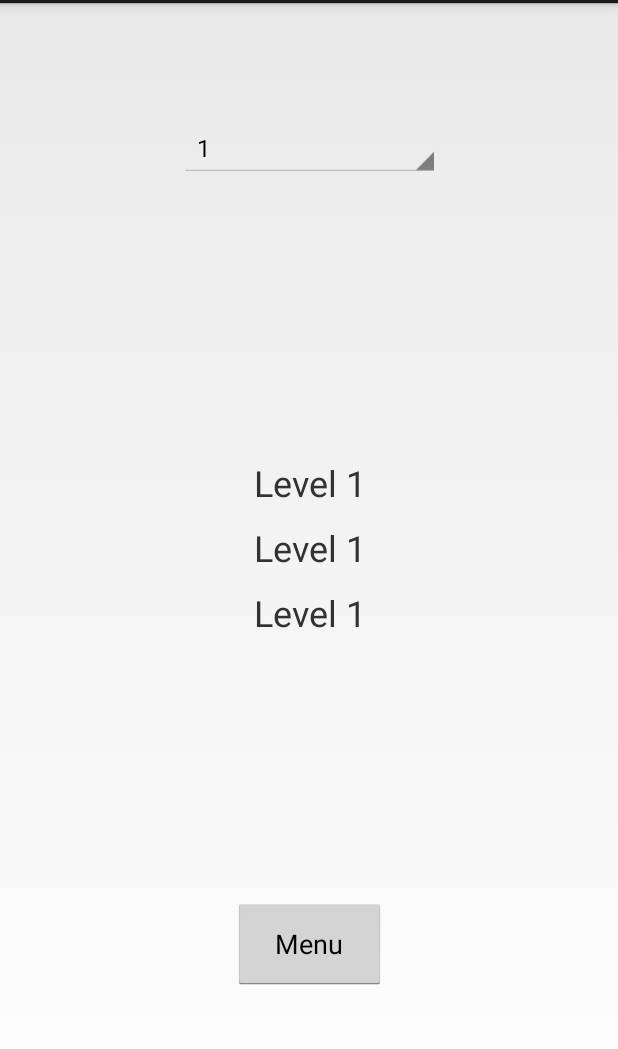
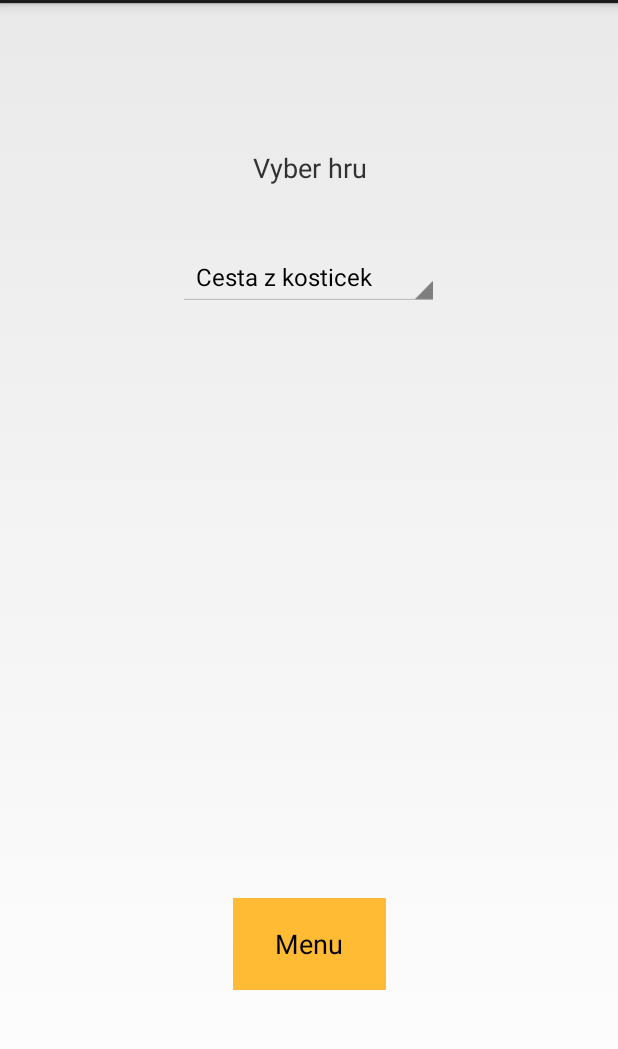
Before and after one commit to ldockal/BrainTrainerApp, an Android app: the screen it shows after launch (ScoreActivity), after a tap on "Celkove score", on a phone screen of 412 x 824 dp, the part 69-1118 px from its top. Run offline under Robolectric (Android 15) with nearby library versions, the phone set to English and light mode, and no system bars.

```diff
--- a/app/src/main/java/com/lukas_tamz/braintrainer/MiniGamesActivity.java
+++ b/app/src/main/java/com/lukas_tamz/braintrainer/MiniGamesActivity.java
@@ -47,11 +47,10 @@ public class MiniGamesActivity extends Activity {
         StringBuilder builder = new StringBuilder();
 
         for (GameInfo gameInfo : games) {
-            builder.append("id")
-                    .append(gameInfo.getId())
-                    .append("|")
+            builder.append(gameInfo.getId())
+                    .append("//")
                     .append(gameInfo.getTitle())
-                    .append("|")
+                    .append("//")
                     .append("::");
         }
 
--- a/app/src/main/java/com/lukas_tamz/braintrainer/ScoreActivity.java
+++ b/app/src/main/java/com/lukas_tamz/braintrainer/ScoreActivity.java
@@ -1,16 +1,21 @@
 package com.lukas_tamz.braintrainer;
 
 import android.app.Activity;
+import android.content.Context;
 import android.content.Intent;
 import android.os.Bundle;
-import android.view.TextureView;
 import android.view.View;
+import android.widget.AdapterView;
 import android.widget.ArrayAdapter;
 import android.widget.Spinner;
 import android.widget.TextView;
 
 import com.lukas_tamz.braintrainer.db.dao.api.ScoreDao;
 import com.lukas_tamz.braintrainer.db.dao.impl.ScoreDaoImpl;
+import com.lukas_tamz.braintrainer.db.entities.ScoreEntity;
+import com.lukas_tamz.braintrainer.holders.ConstantsHolder;
+import com.lukas_tamz.braintrainer.models.SimpleObject;
+import com.lukas_tamz.braintrainer.utils.SharedPreferenceHelper;
 
 import java.util.ArrayList;
 import java.util.List;
@@ -20,28 +25,55 @@ public class ScoreActivity extends Activity {
     private Spinner gamesSpinner;
     private List<TextView> scorePositions;
     private ScoreDao scoreDao;
+    private SharedPreferenceHelper preferenceHelper;
+    private List<SimpleObject<Integer>> games;
+
 
     @Override
     protected void onCreate(Bundle savedInstanceState) {
         super.onCreate(savedInstanceState);
         setContentView(R.layout.activity_score);
 
+        preferenceHelper = new SharedPreferenceHelper(this, ConstantsHolder.GAMES_PREF_NAMES, Context.MODE_PRIVATE);
         scoreDao = new ScoreDaoImpl(getApplicationContext());
-
-        List<String> games = new ArrayList<>();
-
-        games.add("1");
-        games.add("2");
-        games.add("3");
 
         loadComponents();
 
-        initSpinner(games);
+        games = new ArrayList<>();
+
+        String gameCompresStr = preferenceHelper.getSharedPreferenceString(ConstantsHolder.GAMES_PREF_NAMES_KEY, "");
+
+        if (!gameCompresStr.equals("")) {
+            String gamesNamesithId[] = gameCompresStr.split("::");
+
+            for (int i = 0; i < gamesNamesithId.length; i++) {
+                String x[] = gamesNamesithId[i].split("//");
+                SimpleObject<Integer> gameObj = new SimpleObject<>();
+                gameObj.setId(Integer.parseInt(x[0]));
+                gameObj.setName(x[1]);
+                games.add(gameObj);
+
+            }
+        }
+
+        initSpinner(getListOfNamesForSpinner());
+    }
+
+    private List<String> getListOfNamesForSpinner() {
+        List<String> gameNames = new ArrayList<>();
+
+        if (games.size() > 0) {
+            for (SimpleObject simpleObject : games) {
+                gameNames.add(simpleObject.getName());
+            }
+        }
+
+        return gameNames;
     }
 
     private void initSpinner(List<String> games) {
         ArrayAdapter<String> spinnerArrayAdapter = new ArrayAdapter<>(this, android.R.layout.simple_spinner_item, games);
-        spinnerArrayAdapter.setDropDownViewResource(android.R.layout.simple_spinner_dropdown_item); // The drop down vieww
+        spinnerArrayAdapter.setDropDownViewResource(android.R.layout.simple_spinner_dropdown_item); // The drop down view
         gamesSpinner.setAdapter(spinnerArrayAdapter);
     }
 
@@ -62,5 +94,33 @@ public class ScoreActivity extends Activity {
         scorePositions.add(textView3);
 
         gamesSpinner = findViewById(R.id.gamesSpinner);
+
+        gamesSpinner.setOnItemSelectedListener(new AdapterView.OnItemSelectedListener() {
+            @Override
+            public void onItemSelected(AdapterView<?> parent, View view, int position, long id) {
+                SimpleObject<Integer> simpleObject = games.get(position);
+                List<ScoreEntity> scoreEntities = scoreDao.getScoresByGameId(simpleObject.getId());
+
+                int pos = 0;
+                for (TextView textView : scorePositions) {
+
+                    if (scoreEntities.size() == 0){
+                      textView.setText("");
+                    }
+                    else if (pos < scoreEntities.size()) {
+                        String text = "Level: " + scoreEntities.get(pos).getScore();
+                        textView.setText(text);
+                        pos++;
+                    } else {
+                        break;
+                    }
+                }
+            }
+
+            @Override
+            public void onNothingSelected(AdapterView<?> parent) {
+
+            }
+        });
     }
 }
--- a/app/src/main/java/com/lukas_tamz/braintrainer/SettingsActivity.java
+++ b/app/src/main/java/com/lukas_tamz/braintrainer/SettingsActivity.java
@@ -38,7 +38,7 @@ public class SettingsActivity extends Activity {
 
                 preferenceHelper.setSharedPreferenceBoolean(ConstantsHolder.SETTINGS_PREF_VIBRATION, vibration);
 
-                Intent intent = new Intent(getApplicationContext(), MiniGamesActivity.class);
+                Intent intent = new Intent(getApplicationContext(), MainActivity.class);
                 startActivity(intent);
             }
         });
--- a/app/src/main/java/com/lukas_tamz/braintrainer/db/dao/impl/ScoreDaoImpl.java
+++ b/app/src/main/java/com/lukas_tamz/braintrainer/db/dao/impl/ScoreDaoImpl.java
@@ -30,7 +30,7 @@ public class ScoreDaoImpl extends BaseDao implements ScoreDao {
                 new String[]{GameScoreContract.ScoreEntry._ID,
                         GameScoreContract.ScoreEntry.COLUMN_NAME_GAME_ID,
                         GameScoreContract.ScoreEntry.COLUMN_NAME_LEVEL},
-                null, null, null, null, null);
+                null, null, null, null, GameScoreContract.ScoreEntry.COLUMN_NAME_LEVEL);
 
         while (cursor.moveToNext()) {
             ScoreEntity score = new ScoreEntity();
--- /dev/null
+++ b/app/src/main/java/com/lukas_tamz/braintrainer/models/SimpleObject.java
@@ -0,0 +1,27 @@
+package com.lukas_tamz.braintrainer.models;
+
+/**
+ * Created by ldockal on 12/21/2017.
+ */
+
+public class SimpleObject<T extends Object> {
+
+    private T id;
+    private String name;
+
+    public T getId() {
+        return id;
+    }
+
+    public void setId(T id) {
+        this.id = id;
+    }
+
+    public String getName() {
+        return name;
+    }
+
+    public void setName(String name) {
+        this.name = name;
+    }
+}
--- a/app/src/main/res/layout/activity_mini_games.xml
+++ b/app/src/main/res/layout/activity_mini_games.xml
@@ -28,6 +28,7 @@
         android:layout_marginBottom="32dp"
         android:layout_marginEnd="8dp"
         android:layout_marginStart="8dp"
+        android:background="@android:color/holo_orange_light"
         android:onClick="gotoMenu"
         android:text="Zpet"
         app:layout_constraintBottom_toBottomOf="parent"
--- a/app/src/main/res/layout/activity_score.xml
+++ b/app/src/main/res/layout/activity_score.xml
@@ -14,10 +14,10 @@
         android:layout_marginTop="64dp"
         app:layout_constraintBottom_toTopOf="@+id/linearLayout3"
         app:layout_constraintEnd_toEndOf="@+id/linearLayout3"
-        app:layout_constraintHorizontal_bias="0.507"
+        app:layout_constraintHorizontal_bias="0.523"
         app:layout_constraintStart_toStartOf="@+id/linearLayout3"
         app:layout_constraintTop_toTopOf="parent"
-        app:layout_constraintVertical_bias="0.074" />
+        app:layout_constraintVertical_bias="0.533" />
 
     <LinearLayout
         android:id="@+id/linearLayout3"
@@ -38,7 +38,6 @@
             android:layout_width="match_parent"
             android:layout_height="wrap_content"
             android:padding="5dp"
-            android:text="Level 1"
             android:textAlignment="center"
             android:textSize="24sp" />
 
@@ -47,7 +46,6 @@
             android:layout_width="match_parent"
             android:layout_height="wrap_content"
             android:padding="5dp"
-            android:text="Level 1"
             android:textAlignment="center"
             android:textSize="24sp" />
 
@@ -56,7 +54,6 @@
             android:layout_width="match_parent"
             android:layout_height="wrap_content"
             android:padding="5dp"
-            android:text="Level 1"
             android:textAlignment="center"
             android:textSize="24sp" />
     </LinearLayout>
@@ -69,10 +66,30 @@
         android:layout_marginEnd="8dp"
         android:layout_marginStart="8dp"
         android:layout_marginTop="8dp"
+        android:background="@android:color/holo_orange_light"
+        android:onClick="gotoMenu"
         android:text="Menu"
         app:layout_constraintBottom_toBottomOf="parent"
         app:layout_constraintEnd_toEndOf="@+id/linearLayout3"
         app:layout_constraintStart_toStartOf="@+id/linearLayout3"
         app:layout_constraintTop_toBottomOf="@+id/linearLayout3" />
 
+    <TextView
+        android:id="@+id/textView5"
+        android:layout_width="143dp"
+        android:layout_height="36dp"
+        android:layout_marginBottom="8dp"
+        android:layout_marginEnd="8dp"
+        android:layout_marginStart="8dp"
+        android:layout_marginTop="8dp"
+        android:text="Vyber hru"
+        android:textAlignment="center"
+        android:textSize="18sp"
+        app:layout_constraintBottom_toTopOf="@+id/gamesSpinner"
+        app:layout_constraintEnd_toEndOf="@+id/gamesSpinner"
+        app:layout_constraintHorizontal_bias="0.533"
+        app:layout_constraintStart_toStartOf="@+id/gamesSpinner"
+        app:layout_constraintTop_toTopOf="parent"
+        app:layout_constraintVertical_bias="0.795" />
+
 </android.support.constraint.ConstraintLayout>
--- a/app/src/main/res/layout/activity_settings.xml
+++ b/app/src/main/res/layout/activity_settings.xml
@@ -43,6 +43,7 @@
         android:layout_marginEnd="8dp"
         android:layout_marginStart="8dp"
         android:layout_marginTop="180dp"
+        android:background="@android:color/holo_orange_light"
         android:text="Save"
         app:layout_constraintEnd_toEndOf="@+id/textView"
         app:layout_constraintStart_toStartOf="@+id/textView"
```
